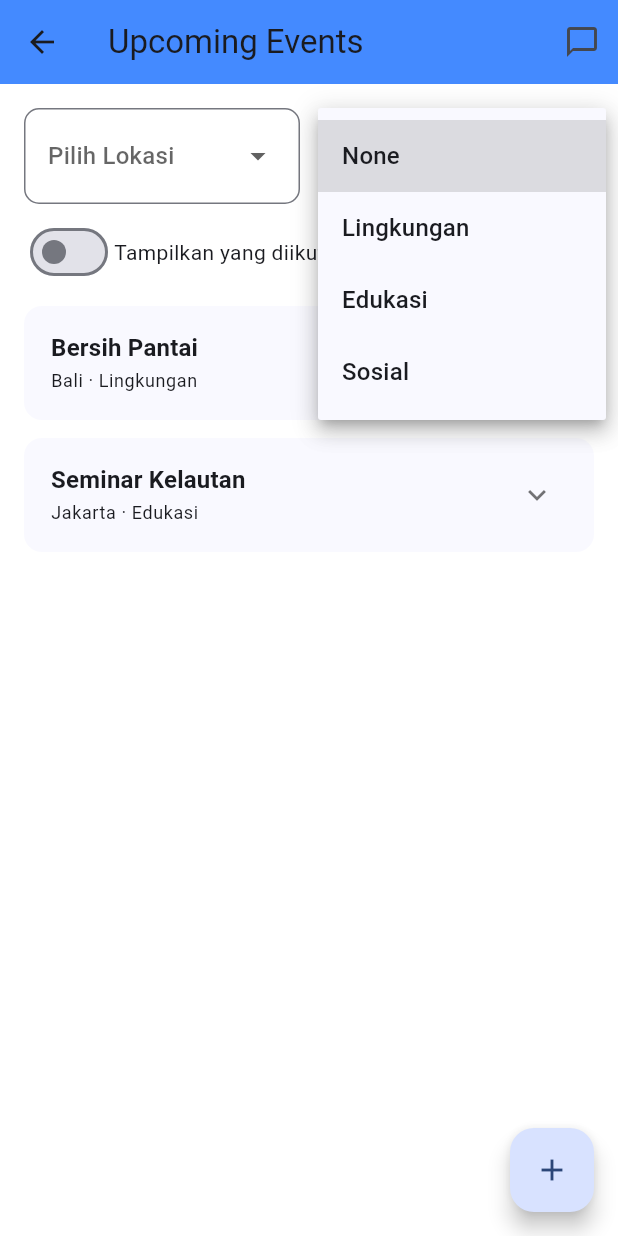
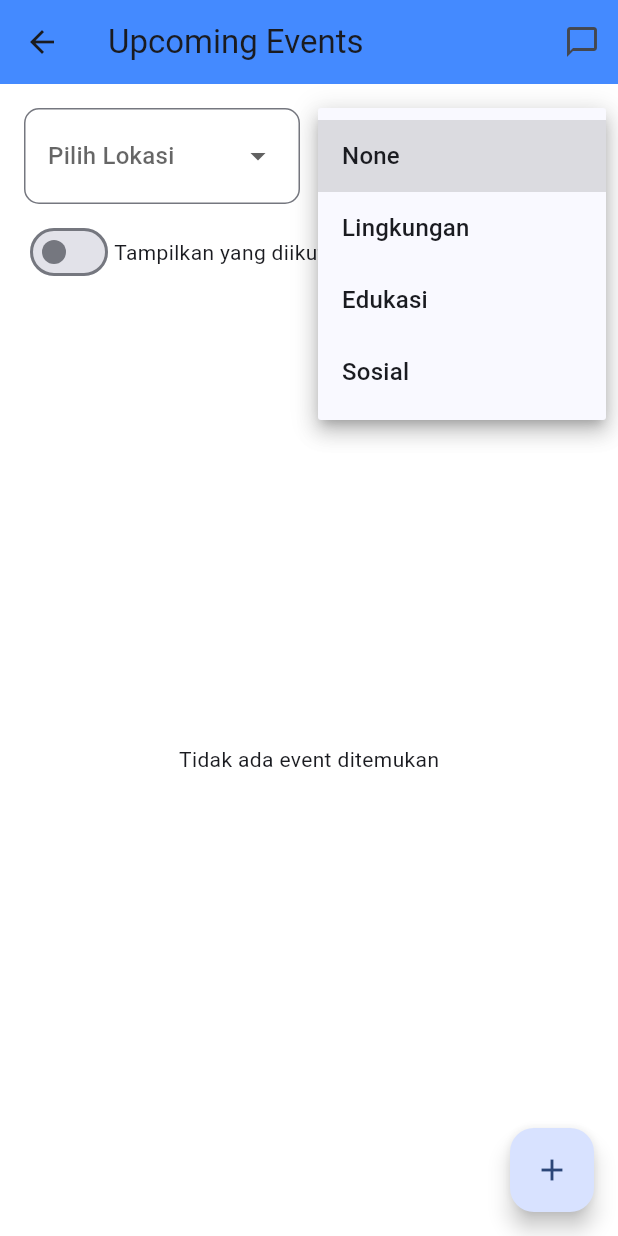
Before and after one commit to intelektuall/Intelektual, a Flutter app: the EventLautPage screen opened directly, after a tap on "Pilih Kategori", on a phone screen of 412 x 824 dp. Run offline on Flutter 3.47's test engine with Material 3 defaults, Android fonts, the phone set to English and light mode, and no system bars; drawn by our look-alikes of expansion_tile_card; our stand-ins replace carousel_slider, fl_chart, flutter_expandable_fab, flutter_form_builder, flutter_staggered_animations, font_awesome_flutter and 9 more; accounts and stored records are empty.

Commit message:
Adding SQFlite and FutureBuilder
Memodifikasi EventPage untuk menggunakan SQFlite untuk setor data dan FutureBuilder untuk membangun tampilan

```diff
--- a/lib/Fauzan/Event/EventPage.dart
+++ b/lib/Fauzan/Event/EventPage.dart
@@ -1,7 +1,7 @@
+import 'package:sopan_santun_app/Fauzan/Event/Providers/event_model.dart';
 import '/Fauzan/Event/EventAdd.dart';
 import '/Fauzan/Event/Widget/custom_dropdown.dart';
 import 'package:expansion_tile_card/expansion_tile_card.dart';
-
 import 'package:flutter/material.dart';
 import 'package:provider/provider.dart';
 import 'Providers/event_provider.dart';
@@ -24,63 +24,21 @@ class _EventLautPageState extends State<EventLautPage> {
   Event? pendingEvent;
 
   @override
-  void initState() {
-    super.initState();
-
-    WidgetsBinding.instance.addPostFrameCallback((_) {
-      final provider = context.read<EventProvider>();
-      if (provider.events.isEmpty) {
-        provider.addEvent(
-          Event(
-            title: "Bersih Pantai",
-            location: "Bali",
-            category: "Lingkungan",
-            date: DateTime(2025, 7, 15),
-            startTime: "08:00",
-            endTime: "10:00",
-          ),
-        );
-        provider.addEvent(
-          Event(
-            title: "Seminar Kelautan",
-            location: "Jakarta",
-            category: "Edukasi",
-            date: DateTime(2025, 7, 20),
-            startTime: "13:30",
-            endTime: "15:00",
-          ),
-        );
-      }
-    });
-  }
-
-  @override
   Widget build(BuildContext context) {
     final theme = Theme.of(context);
     final colorScheme = theme.colorScheme;
-    final events = context.watch<EventProvider>().events;
-
-    final filteredEvents = events.where((event) {
-      if (selectedLocation != null && event.location != selectedLocation) {
-        return false;
-      }
-      if (selectedCategory != null && event.category != selectedCategory) {
-        return false;
-      }
-      if (showJoinedOnly && !event.joined) return false;
-      return true;
-    }).toList();
+    final eventProvider = context.read<EventProvider>();
 
     return Scaffold(
       appBar: AppBar(
-        title: Text('Upcoming Events'),
+        title: const Text('Upcoming Events'),
         backgroundColor: theme.appBarTheme.backgroundColor ?? Colors.blueAccent,
         elevation: 0,
         actions: [
           Stack(
             children: [
               IconButton(
-                icon: Icon(Icons.chat_bubble_outline),
+                icon: const Icon(Icons.chat_bubble_outline),
                 tooltip: 'Inbox Chat',
                 onPressed: () {
                   setState(() {
@@ -88,7 +46,7 @@ class _EventLautPageState extends State<EventLautPage> {
                   });
                   Navigator.push(
                     context,
-                    MaterialPageRoute(builder: (_) => NotificationPage()),
+                    MaterialPageRoute(builder: (_) => const NotificationPage()),
                   );
                 },
               ),
@@ -99,8 +57,8 @@ class _EventLautPageState extends State<EventLautPage> {
                   child: Container(
                     width: 10,
                     height: 10,
-                    decoration: BoxDecoration(
-                      color: Colors.red, // Tetap merah agar terlihat di dark/light
+                    decoration: const BoxDecoration(
+                      color: Colors.red,
                       shape: BoxShape.circle,
                     ),
                   ),
@@ -109,7 +67,6 @@ class _EventLautPageState extends State<EventLautPage> {
           ),
         ],
       ),
-
       backgroundColor: theme.scaffoldBackgroundColor,
       body: Padding(
         padding: const EdgeInsets.all(16),
@@ -136,7 +93,7 @@ class _EventLautPageState extends State<EventLautPage> {
                     },
                   ),
                 ),
-                SizedBox(width: 12),
+                const SizedBox(width: 12),
                 Expanded(
                   child: CustomDropdown(
                     hint: "Pilih Kategori",
@@ -151,7 +108,7 @@ class _EventLautPageState extends State<EventLautPage> {
                 ),
               ],
             ),
-            SizedBox(height: 8),
+            const SizedBox(height: 8),
             Row(
               children: [
                 Switch(
@@ -159,16 +116,45 @@ class _EventLautPageState extends State<EventLautPage> {
                   onChanged: (val) => setState(() => showJoinedOnly = val),
                   activeColor: colorScheme.primary,
                 ),
-                Text("Tampilkan yang diikuti"),
+                const Text("Tampilkan yang diikuti"),
               ],
             ),
-            SizedBox(height: 12),
+            const SizedBox(height: 12),
+
+            // === FutureBuilder untuk menampilkan event dari DB ===
             Expanded(
-              child: filteredEvents.isEmpty
-                  ? Center(child: Text("Tidak ada event ditemukan"))
-                  : ListView.separated(
+              child: FutureBuilder<List<Event>>(
+                future: eventProvider
+                    .loadEvents(), // loadEvents sudah return List<Event>
+                builder: (context, snapshot) {
+                  if (snapshot.connectionState == ConnectionState.waiting) {
+                    return const Center(child: CircularProgressIndicator());
+                  }
+                  if (snapshot.hasError) {
+                    return Center(child: Text("Error: ${snapshot.error}"));
+                  }
+                  if (!snapshot.hasData || snapshot.data!.isEmpty) {
+                    return const Center(
+                      child: Text("Tidak ada event ditemukan"),
+                    );
+                  }
+
+                  final filteredEvents = snapshot.data!.where((event) {
+                    if (selectedLocation != null &&
+                        event.location != selectedLocation) {
+                      return false;
+                    }
+                    if (selectedCategory != null &&
+                        event.category != selectedCategory) {
+                      return false;
+                    }
+                    if (showJoinedOnly && !event.joined) return false;
+                    return true;
+                  }).toList();
+
+                  return ListView.separated(
                     itemCount: filteredEvents.length,
-                      separatorBuilder: (_, __) => SizedBox(height: 12),
+                    separatorBuilder: (_, __) => const SizedBox(height: 12),
                     itemBuilder: (_, index) {
                       final event = filteredEvents[index];
                       return ExpansionTileCard(
@@ -177,7 +163,9 @@ class _EventLautPageState extends State<EventLautPage> {
                         baseColor: theme.cardColor,
                         title: Text(
                           event.title,
-                            style: theme.textTheme.titleMedium?.copyWith(fontWeight: FontWeight.bold),
+                          style: theme.textTheme.titleMedium?.copyWith(
+                            fontWeight: FontWeight.bold,
+                          ),
                         ),
                         subtitle: Text(
                           "${event.location} · ${event.category}",
@@ -200,26 +188,49 @@ class _EventLautPageState extends State<EventLautPage> {
                                     "Waktu: ${event.startTime} - ${event.endTime}",
                                     style: theme.textTheme.bodyMedium,
                                   ),
-                                  SizedBox(height: 12),
+                                const SizedBox(height: 12),
                                 Text(
                                   event.joined
                                       ? "Kamu telah bergabung di event ini."
                                       : "Ingin bergabung dalam event ini?",
                                   style: theme.textTheme.bodyMedium,
                                 ),
-                                  SizedBox(height: 12),
-                                  Align(
-                                    alignment: Alignment.centerRight,
-                                    child: TextButton(
-                                      onPressed: () =>
-                                          context.read<EventProvider>().toggleJoin(event),
+                                const SizedBox(height: 12),
+                                Row(
+                                  mainAxisAlignment: MainAxisAlignment.end,
+                                  children: [
+                                    TextButton(
+                                      onPressed: () async {
+                                        await eventProvider.toggleJoin(event);
+                                        setState(() {});
+                                      },
                                       style: TextButton.styleFrom(
                                         foregroundColor: event.joined
                                             ? colorScheme.error
                                             : colorScheme.primary,
                                       ),
-                                      child: Text(event.joined ? "Batalkan" : "Gabung"),
+                                      child: Text(
+                                        event.joined ? "Batalkan" : "Gabung",
                                       ),
+                                    ),
+                                    const SizedBox(width: 8),
+                                    IconButton(
+                                      icon: const Icon(
+                                        Icons.delete,
+                                        color: Colors.red,
+                                      ),
+                                      onPressed: () async {
+                                        if (event.id != null) {
+                                          await eventProvider.deleteEvent(
+                                            event.id!,
+                                          );
+                                          setState(
+                                            () {},
+                                          ); // refresh FutureBuilder
+                                        }
+                                      },
+                                    ),
+                                  ],
                                 ),
                               ],
                             ),
@@ -227,11 +238,15 @@ class _EventLautPageState extends State<EventLautPage> {
                         ],
                       );
                     },
+                  );
+                },
               ),
             ),
           ],
         ),
       ),
+
+      // FAB untuk tambah event
       floatingActionButton: FloatingActionButton(
         onPressed: () async {
           final result = await Navigator.push(
@@ -268,7 +283,10 @@ class _EventLautPageState extends State<EventLautPage> {
             Future.delayed(Duration(seconds: 5), () {
               final notifText = 'Event "$nama" telah disetujui!';
 
-              context.read<NotificationProvider>().addNotification(nama, lokasi);
+              context.read<NotificationProvider>().addNotification(
+                nama,
+                lokasi,
+              );
               context.read<EventProvider>().addEvent(pendingEvent!);
               pendingEvent = null;
 
@@ -287,8 +305,7 @@ class _EventLautPageState extends State<EventLautPage> {
           }
         },
         child: Icon(Icons.add),
-)
-
+      ),
     );
   }
 }
--- /dev/null
+++ b/lib/Fauzan/Event/Providers/db_helper.dart
@@ -0,0 +1,75 @@
+import 'package:sqflite/sqflite.dart';
+import 'package:path/path.dart';
+import 'event_model.dart';
+
+class DBHelper {
+  static Database? _db;
+  static const String _dbName = 'events.db';
+  static const String _tableName = 'events';
+
+  // getter database
+  static Future<Database> get database async {
+    if (_db != null) return _db!;
+    _db = await _initDB();
+    return _db!;
+  }
+
+  // inisialisasi DB
+  static Future<Database> _initDB() async {
+    final path = join(await getDatabasesPath(), _dbName);
+    return await openDatabase(
+      path,
+      version: 1,
+      onCreate: (db, version) async {
+        await db.execute('''
+          CREATE TABLE $_tableName(
+            id INTEGER PRIMARY KEY AUTOINCREMENT,
+            title TEXT,
+            category TEXT,
+            location TEXT,
+            date TEXT,
+            startTime TEXT,
+            endTime TEXT,
+            joined INTEGER
+          )
+        ''');
+      },
+    );
+  }
+
+  // ambil semua events
+  static Future<List<Event>> getEvents() async {
+    final db = await database;
+    final List<Map<String, dynamic>> data = await db.query(_tableName);
+    return data.map((e) => Event.fromMap(e)).toList();
+  }
+
+  // insert event baru
+  static Future<int> insertEvent(Event event) async {
+    final db = await database;
+    return await db.insert(_tableName, event.toMap());
+  }
+
+  // update event
+  static Future<int> updateEvent(Event event) async {
+    final db = await database;
+    return await db.update(
+      _tableName,
+      event.toMap(),
+      where: 'id = ?',
+      whereArgs: [event.id],
+    );
+  }
+
+  // hapus event
+  static Future<int> deleteEvent(int id) async {
+    final db = await database;
+    return await db.delete(_tableName, where: 'id = ?', whereArgs: [id]);
+  }
+
+  // hapus semua event (reset DB)
+  static Future<int> clearEvents() async {
+    final db = await database;
+    return await db.delete(_tableName);
+  }
+}
--- /dev/null
+++ b/lib/Fauzan/Event/Providers/event_model.dart
@@ -0,0 +1,49 @@
+class Event {
+  int? id;
+  String title;
+  String category;
+  String location;
+  DateTime? date;
+  String? startTime;
+  String? endTime;
+  bool joined;
+
+  Event({
+    this.id,
+    required this.title,
+    required this.category,
+    required this.location,
+    this.date,
+    this.startTime,
+    this.endTime,
+    this.joined = false,
+  });
+
+  // Konversi ke Map untuk SQLite
+  Map<String, dynamic> toMap() {
+    return {
+      'id': id,
+      'title': title,
+      'category': category,
+      'location': location,
+      'date': date?.toIso8601String(),
+      'startTime': startTime,
+      'endTime': endTime,
+      'joined': joined ? 1 : 0,
+    };
+  }
+
+  // Buat Event dari Map DB
+  factory Event.fromMap(Map<String, dynamic> map) {
+    return Event(
+      id: map['id'],
+      title: map['title'],
+      category: map['category'],
+      location: map['location'],
+      date: map['date'] != null ? DateTime.tryParse(map['date']) : null,
+      startTime: map['startTime'],
+      endTime: map['endTime'],
+      joined: map['joined'] == 1,
+    );
+  }
+}
--- a/lib/Fauzan/Event/Providers/event_provider.dart
+++ b/lib/Fauzan/Event/Providers/event_provider.dart
@@ -1,39 +1,54 @@
 import 'package:flutter/material.dart';
+import 'event_model.dart';
+import 'db_helper.dart';
 
-// Model
-class Event {
-  final String title;
-  final String category;
-  final String location;
-  final DateTime? date;
-  final String? startTime; // waktu mulai
-  final String? endTime; // waktu selesai
-  bool joined;
-
-  Event({
-    required this.title,
-    required this.category,
-    required this.location,
-    this.date,
-    this.startTime,
-    this.endTime,
-    this.joined = false,
-  });
-}
-
-// Provider
 class EventProvider with ChangeNotifier {
-  final List<Event> _events = [];
-
+  List<Event> _events = [];
   List<Event> get events => _events;
 
-  void addEvent(Event event) {
-    _events.add(event);
-    notifyListeners();
+  EventProvider() {
+    loadEvents();
   }
 
-  void toggleJoin(Event event) {
-    event.joined = !event.joined;
+  /// Load semua event dari DB dan kembalikan List<Event>
+  Future<List<Event>> loadEvents() async {
+    // Pastikan DBHelper.getEvents() mengembalikan List<Event>
+    _events = await DBHelper.getEvents();
     notifyListeners();
+    return _events;
+  }
+
+  /// Tambah event ke DB
+  Future<void> addEvent(Event event) async {
+    await DBHelper.insertEvent(event);
+    await loadEvents();
+  }
+
+  /// Toggle joined (update di DB)
+  Future<void> toggleJoin(Event event) async {
+    final updated = Event(
+      id: event.id,
+      title: event.title,
+      category: event.category,
+      location: event.location,
+      date: event.date,
+      startTime: event.startTime,
+      endTime: event.endTime,
+      joined: !event.joined,
+    );
+    await DBHelper.updateEvent(updated);
+    await loadEvents();
+  }
+
+  /// Hapus event berdasarkan id
+  Future<void> deleteEvent(int id) async {
+    await DBHelper.deleteEvent(id);
+    await loadEvents();
+  }
+
+  /// Hapus semua event (reset)
+  Future<void> clearEvents() async {
+    await DBHelper.clearEvents();
+    await loadEvents();
   }
 }
```
Also changed, not shown: lib/Fauzan/Event/EventAdd.dart (+51 -17 lines), lib/Fauzan/Event/NotificationPage.dart (+19 -10 lines), lib/main.dart (+8 -9 lines), pubspec.yaml (+22 -33 lines), pubspec.lock, 3 other files. Lines whose indentation alone changed are shown as unchanged.
